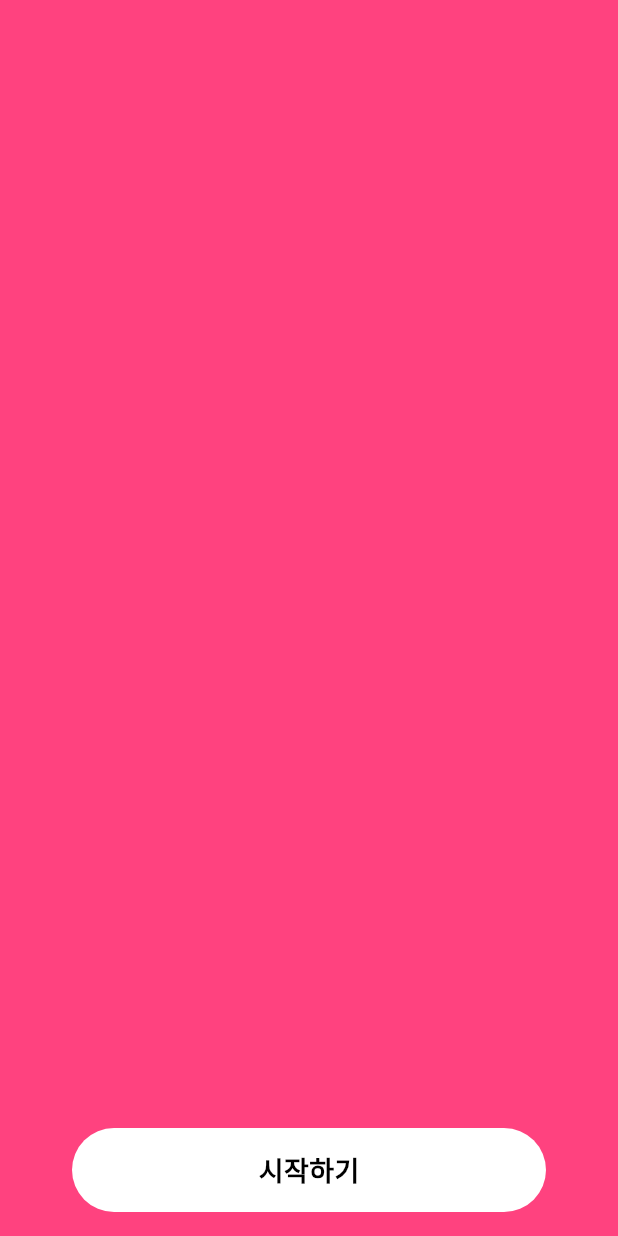
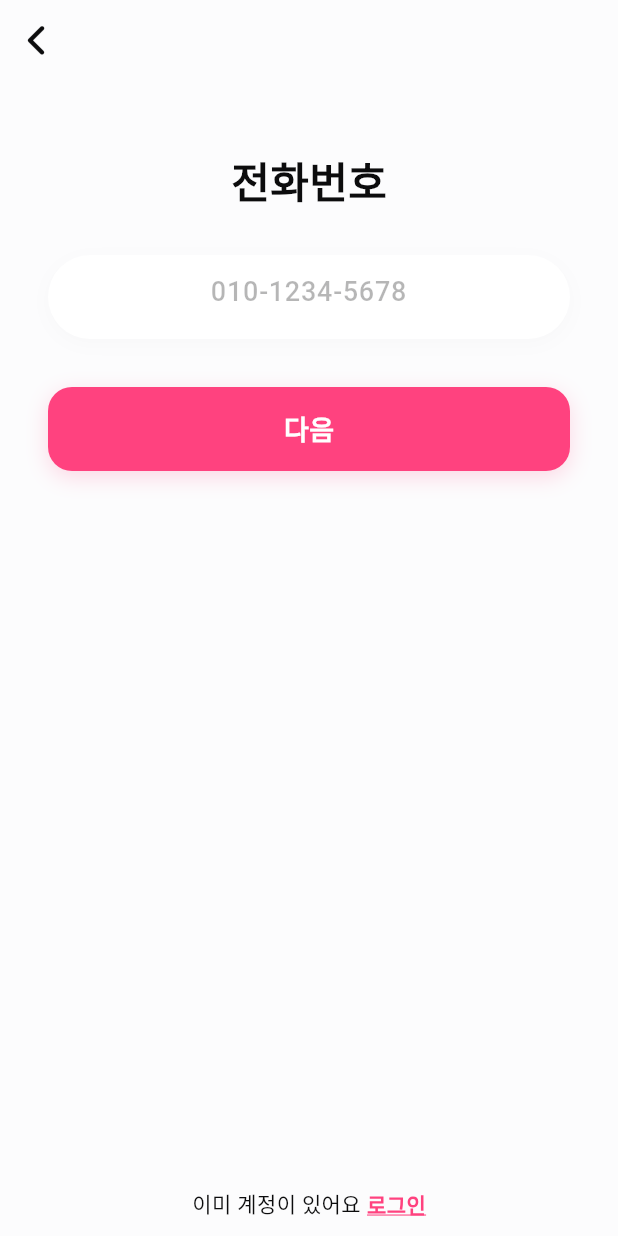
Before and after one commit to 0hayoo/moyamoya-app, a Flutter app: the screen it shows after launch, after a tap on "시작하기", on a phone screen of 412 x 824 dp. Run offline on Flutter 3.47's test engine with Material 3 defaults, Android fonts, the phone set to English and light mode, and no system bars; our stand-ins replace get, smooth_corner.

Commit message:
feat: Sign Up Input Tel Screen

```diff
--- a/lib/designsystem/feature/onboarding/onboarding_screen.dart
+++ b/lib/designsystem/feature/onboarding/onboarding_screen.dart
@@ -2,7 +2,7 @@ import 'package:flutter/material.dart';
 import 'package:moyamoya/designsystem/component/button.dart';
 import 'package:moyamoya/designsystem/foundation/app_theme.dart';
 
-class OnboardingScreen extends StatefulWidget {
+class OnboardingScreen extends StatelessWidget {
   const OnboardingScreen({
     super.key,
     required this.navigateToSignUp,
@@ -10,11 +10,6 @@ class OnboardingScreen extends StatefulWidget {
 
   final VoidCallback navigateToSignUp;
 
-  @override
-  State<OnboardingScreen> createState() => _OnboardingScreenState();
-}
-
-class _OnboardingScreenState extends State<OnboardingScreen> {
   @override
   Widget build(BuildContext context) {
     return Scaffold(
@@ -36,7 +31,7 @@ class _OnboardingScreenState extends State<OnboardingScreen> {
                     text: "시작하기",
                     buttonSize: ButtonSize.larger,
                     buttonType: ButtonType.assistive,
-                    onPressed: widget.navigateToSignUp,
+                    onPressed: navigateToSignUp,
                     rounded: true,
                   ),
                 ),
--- /dev/null
+++ b/lib/designsystem/feature/signup/inputtel/navigation/sign_up_input_tel_navigation.dart
@@ -0,0 +1,21 @@
+import 'dart:ui';
+
+import 'package:get/get.dart';
+import 'package:moyamoya/designsystem/feature/signup/inputtel/sign_up_input_tel_screen.dart';
+
+const signUpInputTelRoute = "/signupinputel";
+
+GetPage<SignUpInputTelScreen> signUpInputTelScreen({
+  required VoidCallback popBackStack,
+  required VoidCallback navigateToSignUpAuthTel,
+  required VoidCallback navigateToSignIn,
+}) =>
+    GetPage(
+      name: signUpInputTelRoute,
+      page: () => SignUpInputTelScreen(
+          popBackStack: popBackStack,
+          navigateToSignUpAuthTel: navigateToSignUpAuthTel,
+          navigateToSignIn: navigateToSignIn),
+    );
+
+void navigateToSignUpInputTelScreen() => Get.toNamed(signUpInputTelRoute);
--- /dev/null
+++ b/lib/designsystem/feature/signup/inputtel/sign_up_input_tel_screen.dart
@@ -0,0 +1,308 @@
+import 'package:flutter/material.dart';
+import 'package:moyamoya/designsystem/component/bottom_sheet.dart';
+import 'package:moyamoya/designsystem/component/button.dart';
+import 'package:moyamoya/designsystem/component/centered_text_field.dart';
+import 'package:moyamoya/designsystem/component/clickable.dart';
+import 'package:moyamoya/designsystem/component/top_app_bar.dart';
+import 'package:moyamoya/designsystem/foundation/app_theme.dart';
+import 'package:moyamoya/designsystem/foundation/moya_moya_icons_icons.dart';
+import 'package:smooth_corner/smooth_corner.dart';
+import 'package:url_launcher/url_launcher.dart';
+
+class SignUpInputTelScreen extends StatefulWidget {
+  const SignUpInputTelScreen({
+    super.key,
+    required this.popBackStack,
+    required this.navigateToSignUpAuthTel,
+    required this.navigateToSignIn,
+  });
+
+  final VoidCallback popBackStack;
+  final VoidCallback navigateToSignUpAuthTel;
+  final VoidCallback navigateToSignIn;
+
+  @override
+  State<SignUpInputTelScreen> createState() => _SignUpInputTelScreenState();
+}
+
+class _SignUpInputTelScreenState extends State<SignUpInputTelScreen> {
+  final _telTextEditingController = TextEditingController();
+
+  bool _isPrivacyPolicyAccepted = false;
+  bool _isAgreeToTerms = false;
+
+  @override
+  Widget build(BuildContext context) {
+    return GestureDetector(
+      onTap: () {
+        FocusScope.of(context).unfocus();
+      },
+      child: Scaffold(
+        backgroundColor: context.colors.backgroundNeutral,
+        appBar: MoyaMoyaTopAppBar(
+          title: "",
+          appBarType: TopAppBarType.small,
+          onBackPressed: widget.popBackStack,
+        ),
+        body: SafeArea(
+          child: Padding(
+            padding: EdgeInsets.symmetric(
+              horizontal: 32,
+            ),
+            child: Column(
+              mainAxisAlignment: MainAxisAlignment.center,
+              children: [
+                SizedBox(
+                  height: 48,
+                ),
+                Text(
+                  "전화번호",
+                  style: context.typography.title1Bold,
+                ),
+                SizedBox(
+                  height: 32,
+                ),
+                SizedBox(
+                  width: double.infinity,
+                  child: CenteredTextField(
+                    controller: _telTextEditingController,
+                    hintText: "010-1234-5678",
+                  ),
+                ),
+                SizedBox(
+                  height: 32,
+                ),
+                SizedBox(
+                  width: double.infinity,
+                  child: MoyaMoyaButton(
+                    text: "다음",
+                    buttonSize: ButtonSize.larger,
+                    buttonType: ButtonType.primary,
+                    onPressed: () {
+                      showMoyaMoyaBottomSheet(
+                        context: context,
+                        builder: _buildBottomSheet,
+                      );
+                    },
+                  ),
+                ),
+                Expanded(
+                  child: SizedBox(),
+                ),
+                Row(
+                  mainAxisAlignment: MainAxisAlignment.center,
+                  children: [
+                    Text(
+                      "이미 계정이 있어요",
+                      style: context.typography.labelRegular,
+                    ),
+                    SizedBox(
+                      width: 4,
+                    ),
+                    GestureDetector(
+                      onTap: widget.navigateToSignIn,
+                      child: Text(
+                        "로그인",
+                        style: context.typography.labelBold.copyWith(
+                          color: context.colors.primaryNormal,
+                          decoration: TextDecoration.underline,
+                          decorationColor: context.colors.primaryNormal,
+                        ),
+                      ),
+                    ),
+                  ],
+                ),
+                SizedBox(
+                  height: 12,
+                ),
+              ],
+            ),
+          ),
+        ),
+      ),
+    );
+  }
+
+  Widget _buildBottomSheet(
+    BuildContext context,
+    StateSetter setState,
+  ) {
+    return Column(
+      mainAxisSize: MainAxisSize.min,
+      crossAxisAlignment: CrossAxisAlignment.start,
+      children: [
+        Text(
+          "회원가입을 하기 위해 동의가 필요해요",
+          style: context.typography.heading2Bold.copyWith(
+            color: context.colors.labelNormal,
+          ),
+        ),
+        SizedBox(
+          height: 8,
+        ),
+        Text(
+          "모야모야에 가입하기 위해 서비스 이용약관과 개인정보처리방침 동의가 필요해요",
+          style: context.typography.bodyMedium.copyWith(
+            color: context.colors.labelAlternative,
+          ),
+        ),
+        SizedBox(
+          height: 24,
+        ),
+        MoyaMoyaClickable(
+          onPressed: () {
+            bool value;
+            if (_isAgreeToTerms && _isPrivacyPolicyAccepted) {
+              value = false;
+            } else {
+              value = true;
+            }
+            setState(() {
+              _isAgreeToTerms = value;
+              _isPrivacyPolicyAccepted = value;
+            });
+          },
+          borderRadius: BorderRadius.circular(16),
+          child: Container(
+            width: double.infinity,
+            height: 48,
+            decoration: ShapeDecoration(
+                shape: SmoothRectangleBorder(
+                  smoothness: 0.6,
+                  borderRadius: BorderRadius.circular(16),
+                ),
+                color: context.colors.fillNormal),
+            child: Row(
+              mainAxisAlignment: MainAxisAlignment.start,
+              crossAxisAlignment: CrossAxisAlignment.center,
+              children: [
+                SizedBox(
+                  width: 24,
+                ),
+                Icon(
+                  MoyaMoyaIcons.checkmark,
+                  size: 22,
+                  color: (_isAgreeToTerms && _isPrivacyPolicyAccepted)
+                      ? context.colors.primaryNormal
+                      : context.colors.labelAlternative,
+                ),
+                SizedBox(
+                  width: 6,
+                ),
+                Text(
+                  "필수 항목 모두 체크하기",
+                  style: context.typography.headlineBold.copyWith(
+                    color: context.colors.labelNeutral,
+                  ),
+                ),
+              ],
+            ),
+          ),
+        ),
+        SizedBox(
+          height: 12,
+        ),
+        _privateCard(
+          text: "[필수] 개인정보 수집 및 이용에 대한 안내",
+          url: "https://dodam.b1nd.com",
+          isSelected: _isPrivacyPolicyAccepted,
+          onPressed: () {
+            _updateIsPrivacyPolicyAccepted(!_isPrivacyPolicyAccepted);
+            setState(() {});
+          },
+        ),
+        _privateCard(
+          text: "[필수] 서비스 이용약관",
+          url: "https://dodam.b1nd.com",
+          isSelected: _isAgreeToTerms,
+          onPressed: () {
+            _updateIsAgreeToTerms(!_isAgreeToTerms);
+            setState(() {});
+          },
+        ),
+        SizedBox(
+          height: 24,
+        ),
+        MoyaMoyaButton(
+          text: "다음",
+          buttonSize: ButtonSize.larger,
+          buttonType: ButtonType.primary,
+          onPressed: widget.navigateToSignUpAuthTel,
+        )
+      ],
+    );
+  }
+
+  Widget _privateCard({
+    required String text,
+    required String url,
+    required bool isSelected,
+    required VoidCallback onPressed,
+  }) {
+    return MoyaMoyaClickable(
+      onPressed: onPressed,
+      child: SizedBox(
+        height: 36,
+        width: double.infinity,
+        child: Row(
+          mainAxisAlignment: MainAxisAlignment.start,
+          crossAxisAlignment: CrossAxisAlignment.center,
+          children: [
+            SizedBox(
+              width: 4,
+            ),
+            Icon(
+              MoyaMoyaIcons.checkmark,
+              size: 16,
+              color: isSelected
+                  ? context.colors.primaryNormal
+                  : context.colors.labelAlternative,
+            ),
+            SizedBox(
+              width: 12,
+            ),
+            Expanded(
+              child: Text(
+                text,
+                style: context.typography.labelRegular.copyWith(
+                  color: context.colors.labelAssistive,
+                ),
+              ),
+            ),
+            SizedBox(
+              width: 12,
+            ),
+            GestureDetector(
+              onTap: () {
+                launchUrl(Uri.parse(url));
+              },
+              child: Container(
+                height: double.infinity,
+                alignment: Alignment.center,
+                child: Text(
+                  "보기",
+                  style: context.typography.labelBold.copyWith(
+                    color: context.colors.labelAssistive,
+                  ),
+                  textAlign: TextAlign.center,
+                ),
+              ),
+            )
+          ],
+        ),
+      ),
+    );
+  }
+
+  void _updateIsAgreeToTerms(bool value) {
+    setState(() {
+      _isAgreeToTerms = value;
+    });
+  }
+
+  void _updateIsPrivacyPolicyAccepted(bool value) {
+    setState(() {
+      _isPrivacyPolicyAccepted = value;
+    });
+  }
+}
--- a/lib/designsystem/foundation/moya_moya_icons_icons.dart
+++ b/lib/designsystem/foundation/moya_moya_icons_icons.dart
@@ -29,4 +29,5 @@ class MoyaMoyaIcons {
   static const IconData chevron_left = IconData(0xe806, fontFamily: _kFontFam, fontPackage: _kFontPkg);
   static const IconData topperson = IconData(0xe807, fontFamily: _kFontFam, fontPackage: _kFontPkg);
   static const IconData addline = IconData(0xe808, fontFamily: _kFontFam, fontPackage: _kFontPkg);
+  static const IconData checkmark = IconData(0xe809, fontFamily: _kFontFam, fontPackage: _kFontPkg);
 }
--- a/lib/main.dart
+++ b/lib/main.dart
@@ -1,6 +1,7 @@
 import 'package:flutter/material.dart';
 import 'package:get/get.dart';
 import 'package:moyamoya/designsystem/feature/onboarding/navigation/onbaording_navigation.dart';
+import 'package:moyamoya/designsystem/feature/signup/inputtel/navigation/sign_up_input_tel_navigation.dart';
 import 'package:moyamoya/designsystem/foundation/app_theme.dart';
 import 'package:provider/provider.dart';
 
@@ -24,8 +25,15 @@ class MoyaMoyaApp extends StatelessWidget {
         debugShowCheckedModeBanner: false,
         getPages: [
           onboardingScreen(
-            navigateToSignUp: () {},
+            navigateToSignUp: navigateToSignUpInputTelScreen,
           ),
+          signUpInputTelScreen(
+            popBackStack: Get.back,
+            navigateToSignUpAuthTel: () {},
+            navigateToSignIn: () {
+              print("로그인 화면");
+            },
+          )
         ],
       ),
     );
--- a/pubspec.yaml
+++ b/pubspec.yaml
@@ -37,6 +37,7 @@ dependencies:
   provider: ^6.1.2
   smooth_corner: ^1.1.1
   get: ^4.6.6
+  url_launcher: ^6.3.1
 
 dev_dependencies:
   flutter_test:
```
Also changed, not shown: lib/designsystem/component/bottom_sheet.dart (+8 -2 lines), assets/fonts/MoyaMoyaIcons.ttf, pubspec.lock, 6 other files.
